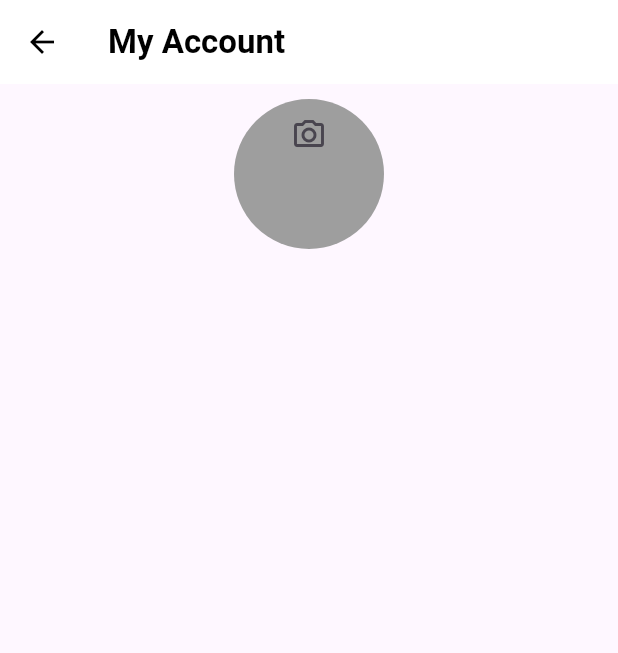
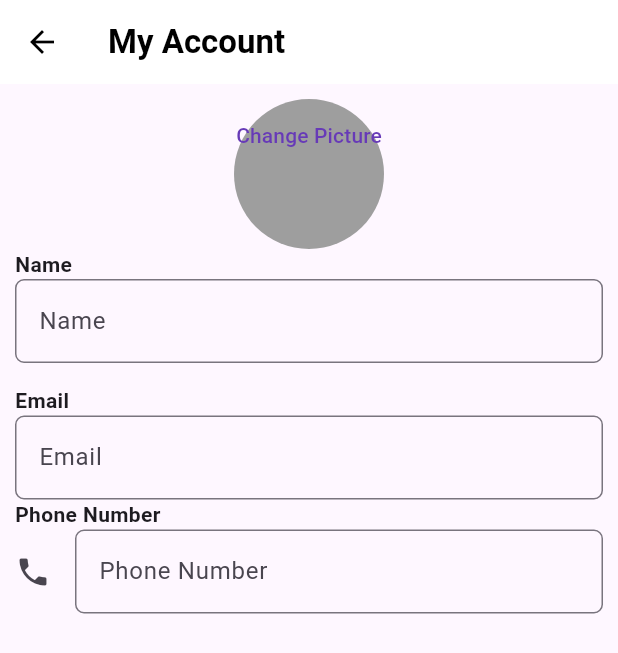
Before and after one commit to Tarikul69/bazar, a Flutter app: the my_account screen opened directly, on a phone screen of 412 x 824 dp. Shown: the top 653 px of the screen. Run offline on Flutter 3.47's test engine with Material 3 defaults, Android fonts, the phone set to English and light mode, and no system bars; our stand-ins replace font_awesome_flutter, get; network calls fail; statements that could not run were skipped.

Commit message:
My Account

```diff
--- a/lib/screen/profile/my_account.dart
+++ b/lib/screen/profile/my_account.dart
@@ -19,24 +19,96 @@ class my_account extends StatelessWidget {
       body: Container(
         padding: EdgeInsets.all(10),
         child: Column(
+          crossAxisAlignment: CrossAxisAlignment.start,
           children: [
             Stack(
               alignment: Alignment.topCenter,
               children: [
                 Container(
-                  color: Color.fromARGB(255, 203, 185, 206),
+                  color: Color.fromARGB(255, 154, 119, 160),
                 ),
                 CircleAvatar(
                   foregroundColor: Colors.grey,
                   backgroundColor: Colors.grey,
                   radius: 50,
                 ),
-                IconButton(
-                  onPressed: () {},
-                  icon: Icon(Icons.camera_alt_outlined),
-                )
+                // IconButton(
+                //   onPressed: () {},
+                //   icon: Icon(Icons.camera_alt_outlined),
+                // )
+                TextButton(
+                    onPressed: () {},
+                    child: Text(
+                      "Change Picture",
+                      style: TextStyle(
+                        color: Colors.deepPurple,
+                      ),
+                    ))
               ],
-            )
+            ),
+            Title(
+              color: Colors.black,
+              child: Text(
+                "Name",
+                style: TextStyle(
+                  fontWeight: FontWeight.bold,
+                ),
+              ),
+            ),
+            TextFormField(
+              decoration: InputDecoration(
+                  border: OutlineInputBorder(
+                    borderRadius: BorderRadius.all(
+                      Radius.circular(6),
+                    ),
+                  ),
+                  hintText: 'Name'),
+            ),
+            SizedBox(
+              height: 15,
+            ),
+            Title(
+              color: Colors.black,
+              child: Text(
+                "Email",
+                style: TextStyle(
+                  fontWeight: FontWeight.bold,
+                ),
+              ),
+            ),
+            TextFormField(
+              decoration: InputDecoration(
+                  border: OutlineInputBorder(
+                    borderRadius: BorderRadius.all(
+                      Radius.circular(6),
+                    ),
+                  ),
+                  hintText: 'Email'),
+              validator: (String? value) {
+                return;
+                (value != null && value.contains('@'));
+              },
+            ),
+            Title(
+              color: Colors.black,
+              child: Text(
+                "Phone Number",
+                style: TextStyle(
+                  fontWeight: FontWeight.bold,
+                ),
+              ),
+            ),
+            TextFormField(
+              decoration: InputDecoration(
+                border: OutlineInputBorder(
+                  borderRadius: BorderRadius.all(
+                    Radius.circular(6),
+                  ),
+                ),
+                hintText: 'Phone Number',
+                icon: Icon(Icons.phone),
+              ),
+            ),
           ],
         ),
       ),
```
